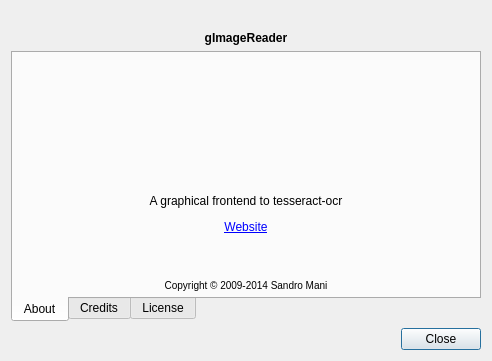
First picture: the form in qt/data/AboutDialog.ui, repository manisandro/gImageReader, before the edit.
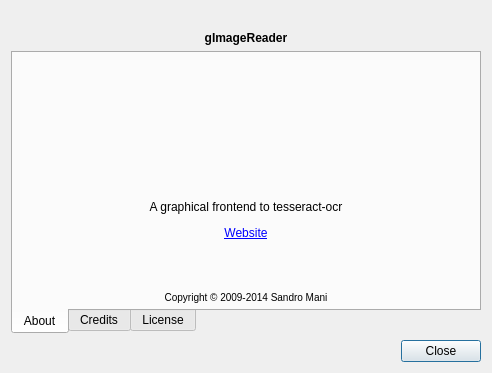
Second picture: the form after the edit. Icons and pictures are not drawn.

Commit message: [Qt] Don't fix about dialog size

The edit to the form file:
```diff
--- a/qt/data/AboutDialog.ui
+++ b/qt/data/AboutDialog.ui
@@ -7,7 +7,7 @@
     <x>0</x>
     <y>0</y>
     <width>492</width>
-    <height>361</height>
+    <height>373</height>
    </rect>
   </property>
   <property name="windowTitle">
```
The commit also changes 1 other file.
